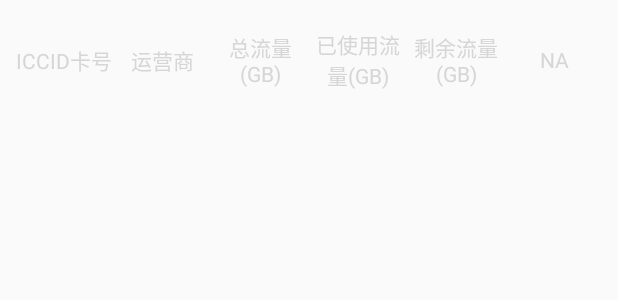
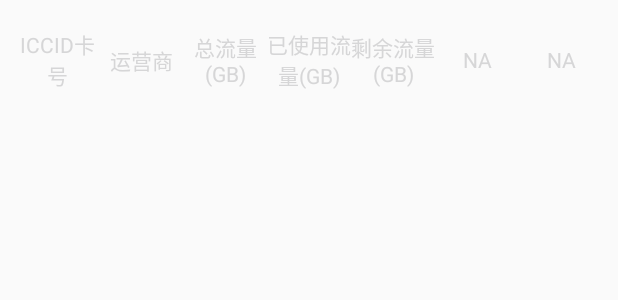
Before and after one commit to dingtang2008/MzManager, an Android app: the layout item_card.xml on its own in the app's theme, with its tools: preview values and no code run, on a phone screen of 412 x 824 dp. Shown: the top 300 px of the screen. Run offline under Robolectric (Android 15) with nearby library versions, the phone set to English and light mode, and no system bars.

Commit message:
add agent name and remove inactive card

```diff
--- a/app/src/main/java/com/elvis/mzmanager/adapter/CardListAdapter.java
+++ b/app/src/main/java/com/elvis/mzmanager/adapter/CardListAdapter.java
@@ -27,6 +27,6 @@ public class CardListAdapter extends RVAdapter<RowsBean, BaseViewHolder> {
 
             holder.setText(R.id.expiredTime, times[0]);
         }
-        //holder.setText(R.id.iccid, );
+        holder.setText(R.id.agentName, item.getAgentName() );
     }
 }
--- a/app/src/main/res/layout/item_card.xml
+++ b/app/src/main/res/layout/item_card.xml
@@ -61,4 +61,13 @@
         android:text="NA"
         android:textColor="@color/black" />
 
+    <TextView
+        android:id="@+id/agentName"
+        android:layout_width="match_parent"
+        android:layout_height="match_parent"
+        android:layout_weight="1"
+        android:gravity="center"
+        android:text="NA"
+        android:textColor="@color/black" />
+
 </LinearLayout>
```
Also changed, not shown: app/src/main/java/com/elvis/mzmanager/CardListFragment.java (+13 -1 lines), app/src/main/res/layout/activity_main.xml (+8 -0 lines).
